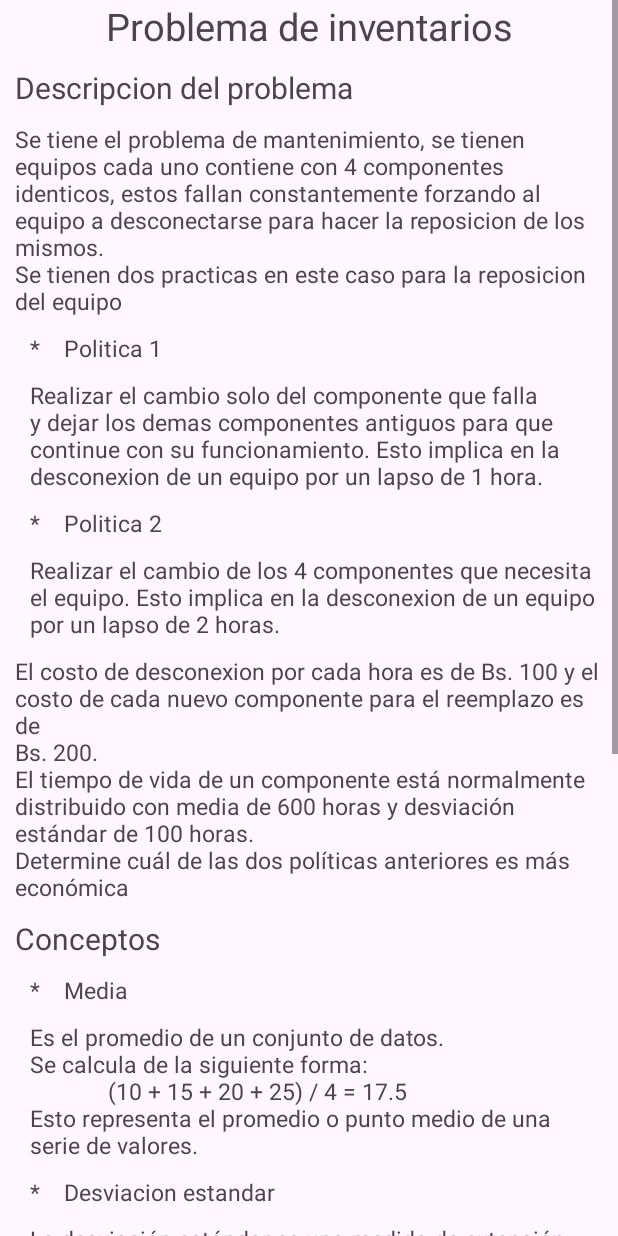
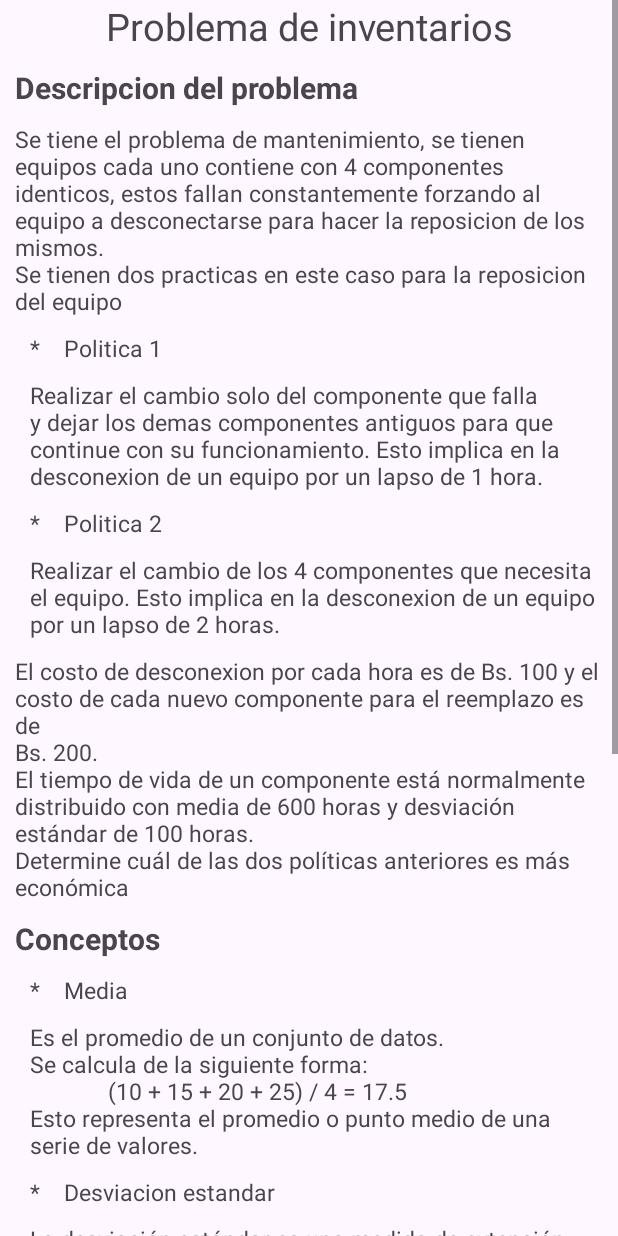
Before and after one commit to JhonnyHerbas/tss-case-2, an Android app: the Information screen opened directly, with no data from a screen before it, on a phone screen of 412 x 824 dp. Run offline under Robolectric (Android 15) with nearby library versions, the phone set to English and light mode, and no system bars.

```diff
--- a/app/src/main/res/layout/activity_information.xml
+++ b/app/src/main/res/layout/activity_information.xml
@@ -3,7 +3,7 @@
     xmlns:tools="http://schemas.android.com/tools"
     android:layout_width="match_parent"
     android:layout_height="match_parent"
-    tools:context="HOla">
+    tools:context=".Information">
 
     <ScrollView
         android:layout_width="match_parent"
@@ -31,7 +31,8 @@
                 android:layout_height="wrap_content"
                 android:layout_marginBottom="10dp"
                 android:text="Descripcion del problema"
-                android:textSize="20sp" />
+                android:textSize="20sp"
+                android:textStyle="bold" />
 
             <TextView
                 android:layout_width="match_parent"
@@ -84,7 +85,8 @@
                 android:layout_height="wrap_content"
                 android:layout_marginBottom="10dp"
                 android:text="Conceptos"
-                android:textSize="20sp" />
+                android:textSize="20sp"
+                android:textStyle="bold" />
 
             <TextView
                 android:layout_width="match_parent"
@@ -124,7 +126,8 @@
                 android:layout_height="wrap_content"
                 android:layout_marginBottom="10dp"
                 android:text="¿Como funciona la aplicacion?"
-                android:textSize="20sp" />
+                android:textSize="20sp"
+                android:textStyle="bold" />
 
             <TextView
                 android:layout_width="match_parent"
```
